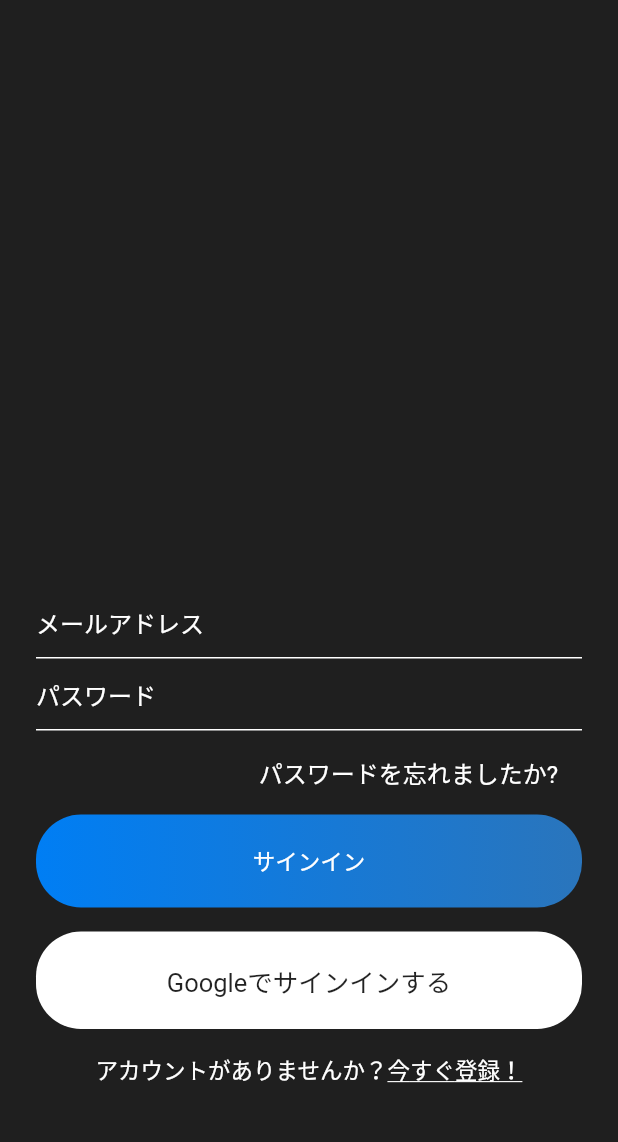
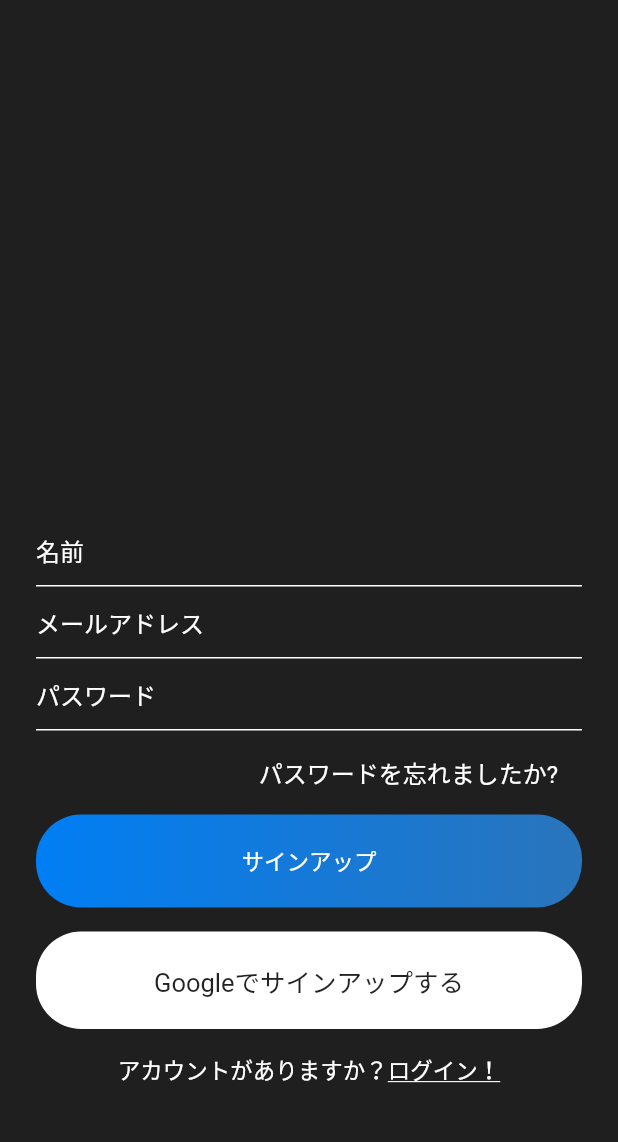
Before and after one commit to NorthPaddy/chat_app, a Flutter app: the screen it shows after launch, on a phone screen of 412 x 824 dp, the part 84-1226 px from its top. Run offline on Flutter 3.47's test engine with Material 2 defaults, Android fonts, the phone set to English and light mode, and no system bars.

```diff
--- a/lib/main.dart
+++ b/lib/main.dart
@@ -1,4 +1,5 @@
 import 'package:chat_app/views/signin.dart';
+import 'package:chat_app/views/signup.dart';
 import 'package:flutter/material.dart';
 
 void main() {
@@ -17,7 +18,7 @@ class MyApp extends StatelessWidget {
         primarySwatch: Colors.blue,
         visualDensity: VisualDensity.adaptivePlatformDensity,
       ),
-      home: SignIn(),
+      home: SignUp(),
     );
   }
 }
--- a/lib/views/signup.dart
+++ b/lib/views/signup.dart
@@ -1,3 +1,4 @@
+import 'package:chat_app/Widgets/widget.dart';
 import 'package:flutter/material.dart';
 
 class SignUp extends StatefulWidget {
@@ -6,8 +7,105 @@ class SignUp extends StatefulWidget {
 }
 
 class _SignUpState extends State<SignUp> {
+  TextEditingController userNameTextEditingController = TextEditingController();
+  TextEditingController emailTextEditingController = TextEditingController();
+  TextEditingController passwordTextEditingController = TextEditingController();
+
   @override
   Widget build(BuildContext context) {
-    return Container();
+    return Scaffold(
+      appBar: appBarMain(context),
+      body: SingleChildScrollView(
+        child: Container(
+          height: MediaQuery.of(context).size.height - 50,
+          alignment: Alignment.bottomCenter,
+          child: Container(
+            padding: EdgeInsets.symmetric(horizontal: 24),
+            child: Column(
+              mainAxisSize: MainAxisSize.min,
+              children: [
+                TextField(
+                  controller: userNameTextEditingController,
+                  style: simpleTextStyle(),
+                  decoration: textFieldInputDecoration('名前'),
+                ),
+                TextField(
+                  controller: emailTextEditingController,
+                  style: simpleTextStyle(),
+                  decoration: textFieldInputDecoration('メールアドレス'),
+                ),
+                TextField(
+                  controller: passwordTextEditingController,
+                  style: simpleTextStyle(),
+                  decoration: textFieldInputDecoration('パスワード'),
+                ),
+                SizedBox(height: 8),
+                Container(
+                  alignment: Alignment.centerRight,
+                  child: Container(
+                    padding: EdgeInsets.symmetric(horizontal: 16, vertical: 8),
+                    child: Text(
+                      'パスワードを忘れましたか?',
+                      style: simpleTextStyle(),
+                    ),
+                  ),
+                ),
+                SizedBox(height: 8),
+                Container(
+                  alignment: Alignment.center,
+                  width: MediaQuery.of(context).size.width,
+                  padding: EdgeInsets.symmetric(vertical: 20),
+                  decoration: BoxDecoration(
+                      gradient: LinearGradient(colors: [
+                        const Color(0xff007EF4),
+                        const Color(0xff2A75BC)
+                      ]),
+                      borderRadius: BorderRadius.circular(30)),
+                  child: Text(
+                    'サインアップ',
+                    style: mediumTextStyle(),
+                  ),
+                ),
+                SizedBox(height: 16),
+                Container(
+                  alignment: Alignment.center,
+                  width: MediaQuery.of(context).size.width,
+                  padding: EdgeInsets.symmetric(vertical: 20),
+                  decoration: BoxDecoration(
+                      color: Colors.white,
+                      borderRadius: BorderRadius.circular(30)),
+                  child: Text(
+                    'Googleでサインアップする',
+                    style: TextStyle(
+                      color: Colors.black87,
+                      fontSize: 17,
+                    ),
+                  ),
+                ),
+                SizedBox(height: 16),
+                Row(
+                  mainAxisAlignment: MainAxisAlignment.center,
+                  children: [
+                    Text(
+                      "アカウントがありますか？",
+                      style: mediumTextStyle(),
+                    ),
+                    Text(
+                      'ログイン！',
+                      style: TextStyle(
+                        color: Colors.white,
+                        fontSize: 15,
+                        decoration: TextDecoration.underline,
+                      ),
+                    )
+                  ],
+                ),
+                SizedBox(height: 50),
+              ],
+            ),
+          ),
+        ),
+      ),
+    );
   }
 }
```
